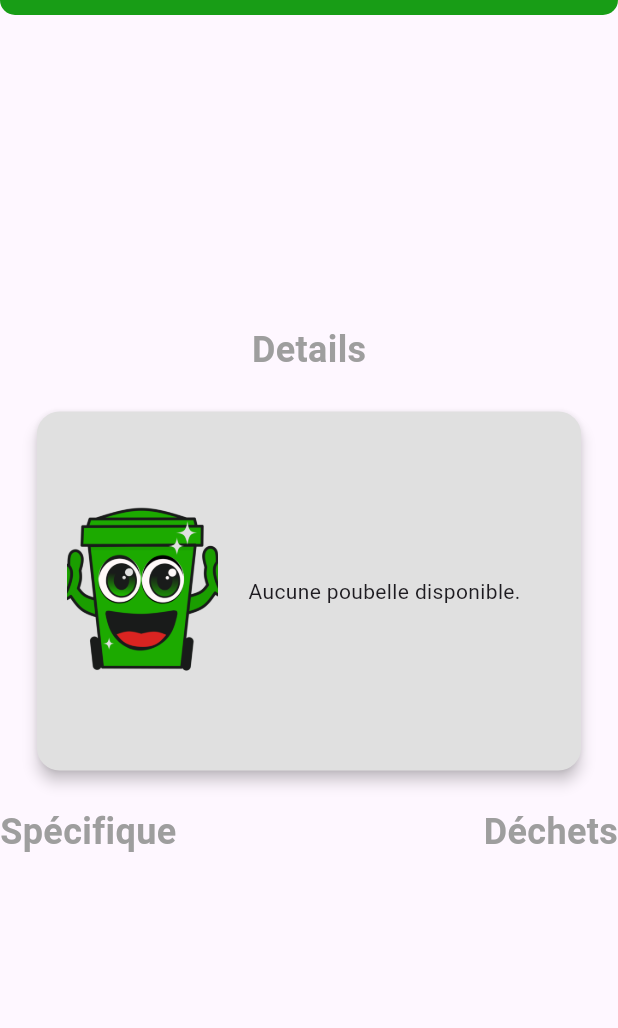
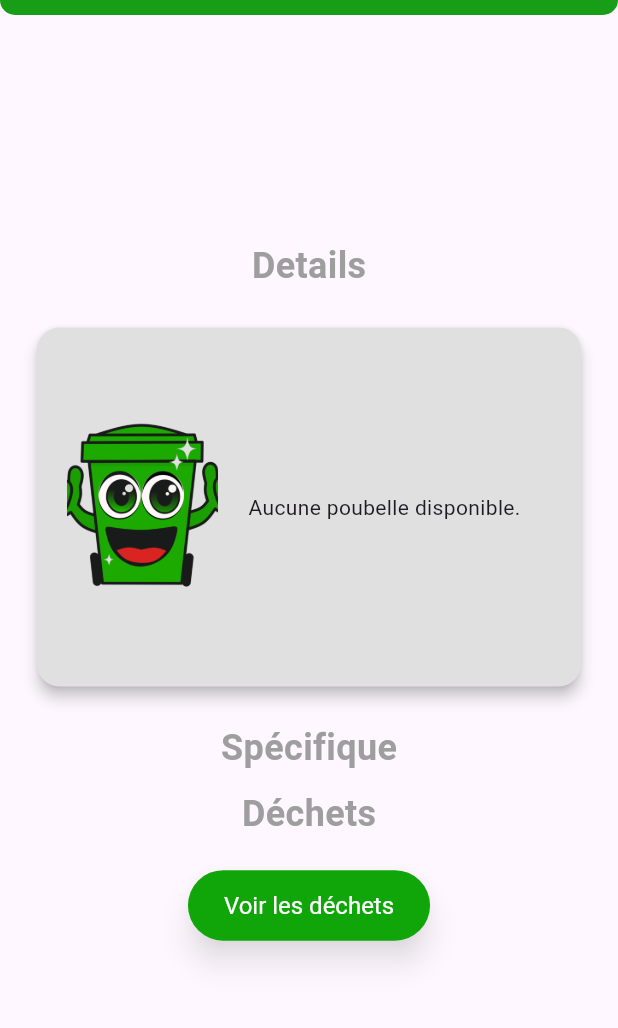
Before and after one commit to Nathan2413/Mobelle, a Flutter app: the DetailsPage screen opened directly with empty values, on a phone screen of 412 x 824 dp, the part 69-1097 px from its top. Run offline on Flutter 3.47's test engine with Material 3 defaults, Android fonts, the phone set to English and light mode, and no system bars; our stand-ins replace cloud_firestore, file_picker, firebase_core; accounts and stored records are empty.

Commit message:
19052024

```diff
--- a/lib/utilisateur/details.dart
+++ b/lib/utilisateur/details.dart
@@ -66,16 +66,14 @@ class DetailsPage extends StatelessWidget {
             ),
             SizedBox(height: 20),
             Container(
-              width: MediaQuery.of(context).size.width *
-                  0.9, // 90% de la largeur de l'écran
-              height: MediaQuery.of(context).size.height *
-                  0.3, // 30% de la hauteur de l'écran
+              width: MediaQuery.of(context).size.width * 0.9,
+              height: MediaQuery.of(context).size.height * 0.3,
               child: Card(
                 elevation: 4,
                 shape: RoundedRectangleBorder(
                   borderRadius: BorderRadius.circular(15.0),
                 ),
-                color: Colors.grey[300], // Couleur gris professionnel
+                color: Colors.grey[300],
                 child: Padding(
                   padding: EdgeInsets.all(20.0),
                   child: Row(
@@ -123,7 +121,9 @@ class DetailsPage extends StatelessWidget {
                               children: [
                                 Row(
                                   children: [
-                                    Icon(Icons.info_outline),
+                                    SizedBox(width: 20),
+                                    Icon(Icons.info_outline,
+                                        color: Colors.blue),
                                     SizedBox(width: 10),
                                     Text(id,
                                         style: TextStyle(
@@ -134,7 +134,8 @@ class DetailsPage extends StatelessWidget {
                                 SizedBox(height: 10),
                                 Row(
                                   children: [
-                                    Icon(Icons.person, color: Colors.blue),
+                                    SizedBox(width: 20),
+                                    Icon(Icons.person, color: Colors.green),
                                     SizedBox(width: 10),
                                     Text(nom,
                                         style: TextStyle(
@@ -145,19 +146,21 @@ class DetailsPage extends StatelessWidget {
                                 SizedBox(height: 10),
                                 Row(
                                   children: [
+                                    SizedBox(width: 20),
                                     Icon(Icons.location_on, color: Colors.red),
                                     SizedBox(width: 10),
                                     Text(localisation,
                                         style: TextStyle(
-                                          fontSize: 16,
-                                          fontWeight: FontWeight.bold,
-                                        )),
+                                            fontSize: 16,
+                                            fontWeight: FontWeight.bold)),
                                   ],
                                 ),
                                 SizedBox(height: 10),
                                 Row(
                                   children: [
-                                    Icon(Icons.line_weight),
+                                    SizedBox(width: 20),
+                                    Icon(Icons.line_weight,
+                                        color: Colors.orange),
                                     SizedBox(width: 10),
                                     Text('$poids kg',
                                         style: TextStyle(
@@ -168,13 +171,14 @@ class DetailsPage extends StatelessWidget {
                                 SizedBox(height: 10),
                                 Row(
                                   children: [
-                                    Icon(Icons.format_size, color: Colors.blue),
+                                    SizedBox(width: 20),
+                                    Icon(Icons.format_size,
+                                        color: Colors.purple),
                                     SizedBox(width: 10),
                                     Text('$volume m³',
                                         style: TextStyle(
-                                          fontSize: 16,
-                                          fontWeight: FontWeight.bold,
-                                        )),
+                                            fontSize: 16,
+                                            fontWeight: FontWeight.bold)),
                                   ],
                                 ),
                               ],
@@ -189,7 +193,7 @@ class DetailsPage extends StatelessWidget {
             ),
             SizedBox(height: 20),
             Row(
-              mainAxisAlignment: MainAxisAlignment.spaceBetween,
+              mainAxisAlignment: MainAxisAlignment.center,
               children: [
                 Text(
                   'Spécifique',
@@ -199,6 +203,12 @@ class DetailsPage extends StatelessWidget {
                     color: Colors.grey,
                   ),
                 ),
+              ],
+            ),
+            SizedBox(height: 10),
+            Row(
+              mainAxisAlignment: MainAxisAlignment.center,
+              children: [
                 Text(
                   'Déchets',
                   style: TextStyle(
@@ -209,6 +219,22 @@ class DetailsPage extends StatelessWidget {
                 ),
               ],
             ),
+            SizedBox(height: 20),
+            ElevatedButton(
+              onPressed: () {
+                // Action à effectuer lorsque le bouton est pressé
+              },
+              style: ElevatedButton.styleFrom(
+                backgroundColor: Color.fromARGB(255, 16, 165, 8),
+              ),
+              child: Text(
+                'Voir les déchets',
+                style: TextStyle(
+                  color: Colors.white,
+                  fontSize: 16,
+                ),
+              ),
+            ),
           ],
         ),
       ),
```
